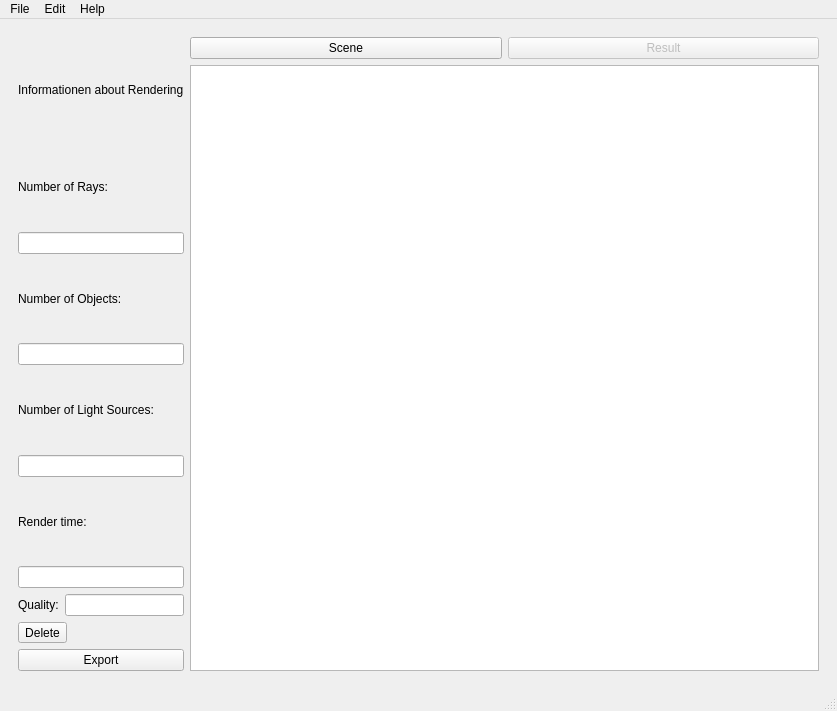
This is frontend/mainGui.ui in Rayrangers/SOPR_WS24_25-Raytracers as Qt 5 draws it before an edit. The edited form follows.
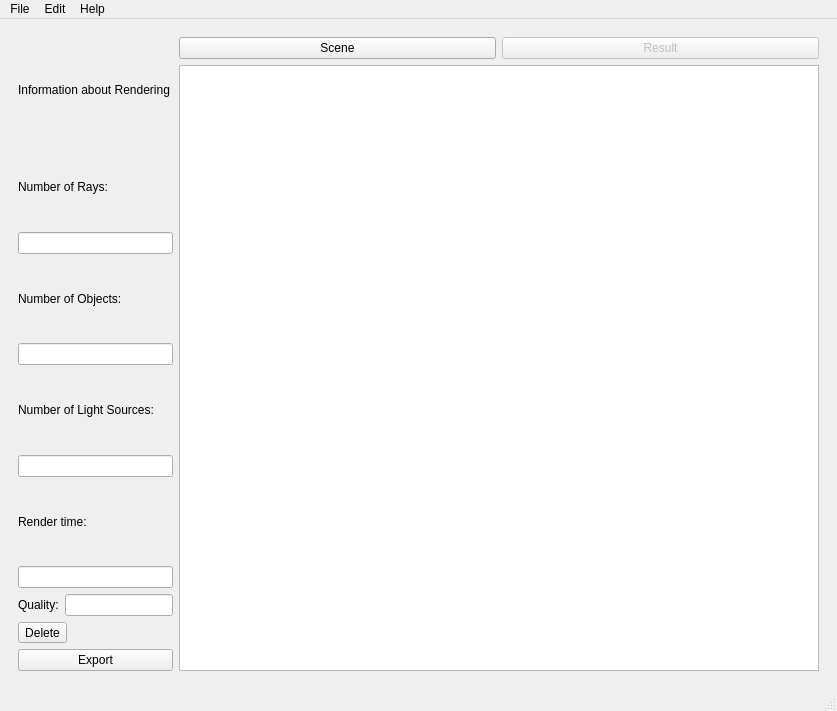
This is the edited form. The open tabs and pages were chosen to show the change.

The edit to the form file:
```diff
--- a/frontend/mainGui.ui
+++ b/frontend/mainGui.ui
@@ -1178,7 +1178,7 @@
             <item>
              <widget class="QLabel" name="infoLabel">
               <property name="text">
-               <string>Informationen about Rendering</string>
+               <string>Information about Rendering</string>
               </property>
              </widget>
             </item>
```
